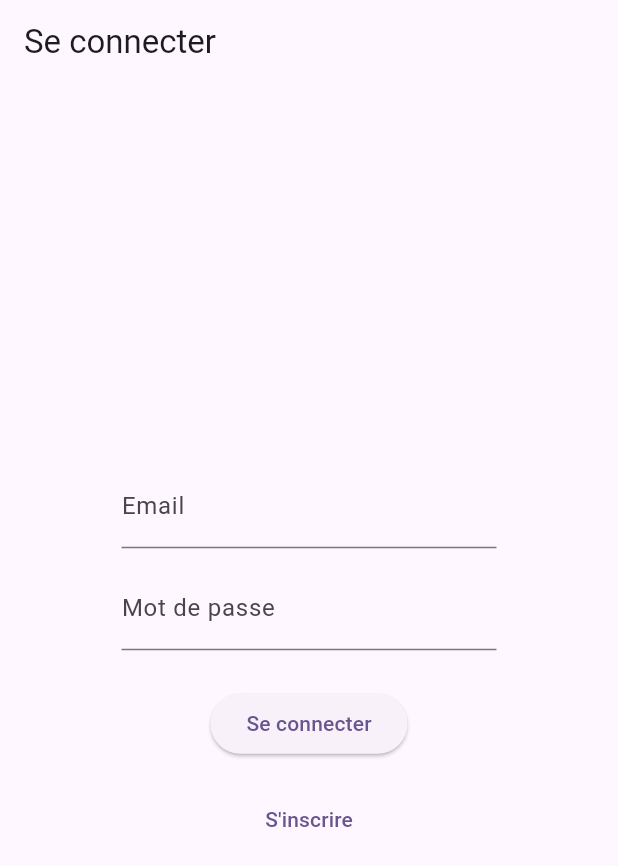
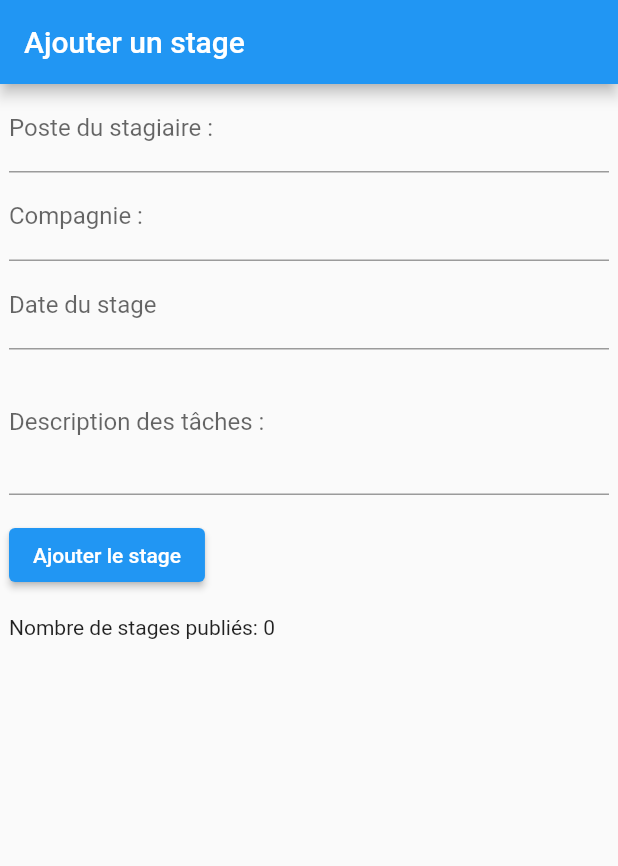
Before and after one commit to MouadMalhoud/GestionStage2024, a Flutter app: the screen it shows after launch, on a phone screen of 412 x 824 dp. Shown: the top 866 px of the screen. Run offline on Flutter 3.47's test engine with Material 2 defaults, Android fonts, the phone set to English and light mode, and no system bars; our stand-ins replace cloud_firestore, firebase_auth, firebase_core; accounts and stored records are empty.

Commit message:
FAIT: Ajout du frontend pour la page ajout de stage (fix firestore, permission TODO

```diff
--- /dev/null
+++ b/firestore.indexes.json
@@ -0,0 +1,4 @@
+{
+  "indexes": [],
+  "fieldOverrides": []
+}
--- a/lib/main.dart
+++ b/lib/main.dart
@@ -1,7 +1,8 @@
 import 'package:firebase_core/firebase_core.dart';
 import 'package:flutter/material.dart';
 import 'package:projetdev/firebase_options.dart';
-import './pages/login.dart'; // Import your login screen
+import './pages/login.dart';
+import './pages/internshipCreation.dart';
 
 Future<void> main() async {
   WidgetsFlutterBinding.ensureInitialized();
@@ -9,7 +10,8 @@ Future<void> main() async {
   await Firebase.initializeApp(
     options: DefaultFirebaseOptions.currentPlatform,
   );
-  runApp(const MyApp());
+  runApp(InternshipCreation());
+  //runApp(const MyApp());
 }
 
 class MyApp extends StatelessWidget {
--- /dev/null
+++ b/lib/pages/internshipCreation.dart
@@ -0,0 +1,149 @@
+import 'package:flutter/material.dart';
+import 'package:firebase_core/firebase_core.dart';
+import 'package:cloud_firestore/cloud_firestore.dart';
+import 'package:intl/intl.dart';
+
+void main() async {
+  WidgetsFlutterBinding.ensureInitialized();
+  await Firebase.initializeApp();
+  runApp(InternshipCreation());
+}
+
+class InternshipCreation extends StatelessWidget {
+  @override
+  Widget build(BuildContext context) {
+    return MaterialApp(
+      title: 'Ajout de stage',
+      home: InternshipCreationScreen(),
+    );
+  }
+}
+
+class InternshipCreationScreen extends StatefulWidget {
+  @override
+  _InternshipCreationScreenState createState() =>
+      _InternshipCreationScreenState();
+}
+
+class _InternshipCreationScreenState extends State<InternshipCreationScreen> {
+  final TextEditingController nomStageController = TextEditingController();
+  final TextEditingController donneurStageController = TextEditingController();
+  final TextEditingController dateStageController = TextEditingController();
+  final TextEditingController descriptionStageController =
+      TextEditingController();
+
+  late DateTime selectedDate;
+  bool _isAddingStage = false; // État de l'ajout du stage
+
+  Future<void> _selectDate(BuildContext context) async {
+    DateTime? pickedDate = await showDatePicker(
+      context: context,
+      initialDate: DateTime.now(),
+      firstDate: DateTime(2023),
+      lastDate: DateTime(2030),
+    );
+
+    if (pickedDate != null) {
+      setState(() {
+        selectedDate = pickedDate;
+        String formattedDate = DateFormat('yyyy-MM-dd').format(pickedDate);
+        dateStageController.text = formattedDate;
+      });
+    }
+  }
+
+  Future<void> addStage() async {
+    setState(() {
+      _isAddingStage = true; // Début de l'ajout du stage
+    });
+
+    try {
+      await FirebaseFirestore.instance.collection('stages').add({
+        'nom': nomStageController.text,
+        'donneur': donneurStageController.text,
+        'date': dateStageController.text,
+        'description': descriptionStageController.text,
+      });
+
+      // Réinitialiser les champs du formulaire après l'ajout
+      nomStageController.clear();
+      donneurStageController.clear();
+      dateStageController.clear();
+      descriptionStageController.clear();
+
+      // Afficher un message à l'utilisateur
+      ScaffoldMessenger.of(context).showSnackBar(
+        SnackBar(
+          content: Text('Le stage a été ajouté avec succès!'),
+        ),
+      );
+    } catch (e) {
+      // Gérer les erreurs d'ajout ici
+      print('Erreur lors de l\'ajout du stage: $e');
+      ScaffoldMessenger.of(context).showSnackBar(
+        SnackBar(
+          content: Text('Erreur lors de l\'ajout du stage.'),
+        ),
+      );
+    } finally {
+      setState(() {
+        _isAddingStage = false; // Fin de l'ajout du stage
+      });
+    }
+  }
+
+  @override
+  Widget build(BuildContext context) {
+    return Scaffold(
+      appBar: AppBar(
+        title: Text('Ajouter un stage'),
+      ),
+      body: Center(
+        child: Container(
+          width: 400.0, // Largeur du Container
+          child: Column(
+            crossAxisAlignment: CrossAxisAlignment.start,
+            children: <Widget>[
+              TextFormField(
+                controller: nomStageController,
+                decoration: InputDecoration(labelText: 'Poste du stagiaire : '),
+              ),
+              TextFormField(
+                controller: donneurStageController,
+                decoration: InputDecoration(labelText: 'Compagnie : '),
+              ),
+              TextFormField(
+                controller: dateStageController,
+                decoration: InputDecoration(labelText: 'Date du stage'),
+                onTap: () => _selectDate(context),
+              ),
+              TextFormField(
+                controller: descriptionStageController,
+                decoration: InputDecoration(
+                    labelText: 'Description des tâches :'),
+                maxLines: 3,
+              ),
+              SizedBox(height: 16),
+              ElevatedButton(
+                onPressed: _isAddingStage ? null : addStage, // Désactiver le bouton pendant l'ajout
+                child: Text('Ajouter le stage'),
+              ),
+              SizedBox(height: 16),
+              StreamBuilder<QuerySnapshot>(
+                stream:
+                    FirebaseFirestore.instance.collection('stages').snapshots(),
+                builder: (context, snapshot) {
+                  if (!snapshot.hasData) {
+                    return CircularProgressIndicator();
+                  }
+                  var stages = snapshot.data!.docs;
+                  return Text('Nombre de stages publiés: ${stages.length}');
+                },
+              ),
+            ],
+          ),
+        ),
+      ),
+    );
+  }
+}
--- a/pubspec.yaml
+++ b/pubspec.yaml
@@ -37,6 +37,9 @@ dependencies:
   cupertino_icons: ^1.0.2
   firebase_core: ^2.15.1
   firebase_auth: ^4.9.0
+  cloud_firestore: ^4.9.1
+  flutter_datetime_picker: ^1.5.1
+  intl: ^0.18.1
 
 dev_dependencies:
   flutter_test:
```
Also changed, not shown: firebase.json, pubspec.lock, 7 other files.
